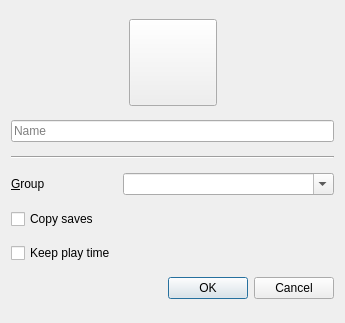
The window that launcher/ui/dialogs/CopyInstanceDialog.ui (PrismLauncher/PrismLauncher) describes before a commit, drawn with Qt 5.
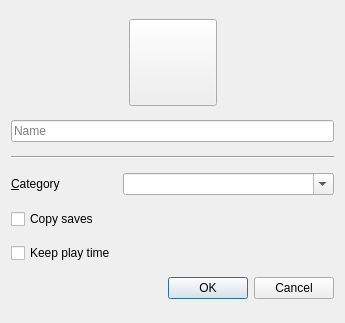
The same window after the commit. Icons and pictures are not drawn.

Commit message: fix: change group -> category in UI

What changed in the file:
```diff
--- a/launcher/ui/dialogs/CopyInstanceDialog.ui
+++ b/launcher/ui/dialogs/CopyInstanceDialog.ui
@@ -87,7 +87,7 @@
      <item row="0" column="0">
       <widget class="QLabel" name="labelVersion_3">
        <property name="text">
-        <string>&amp;Group</string>
+        <string>&amp;Category</string>
        </property>
        <property name="buddy">
         <cstring>groupBox</cstring>
```
The commit also changes 3 other files.
